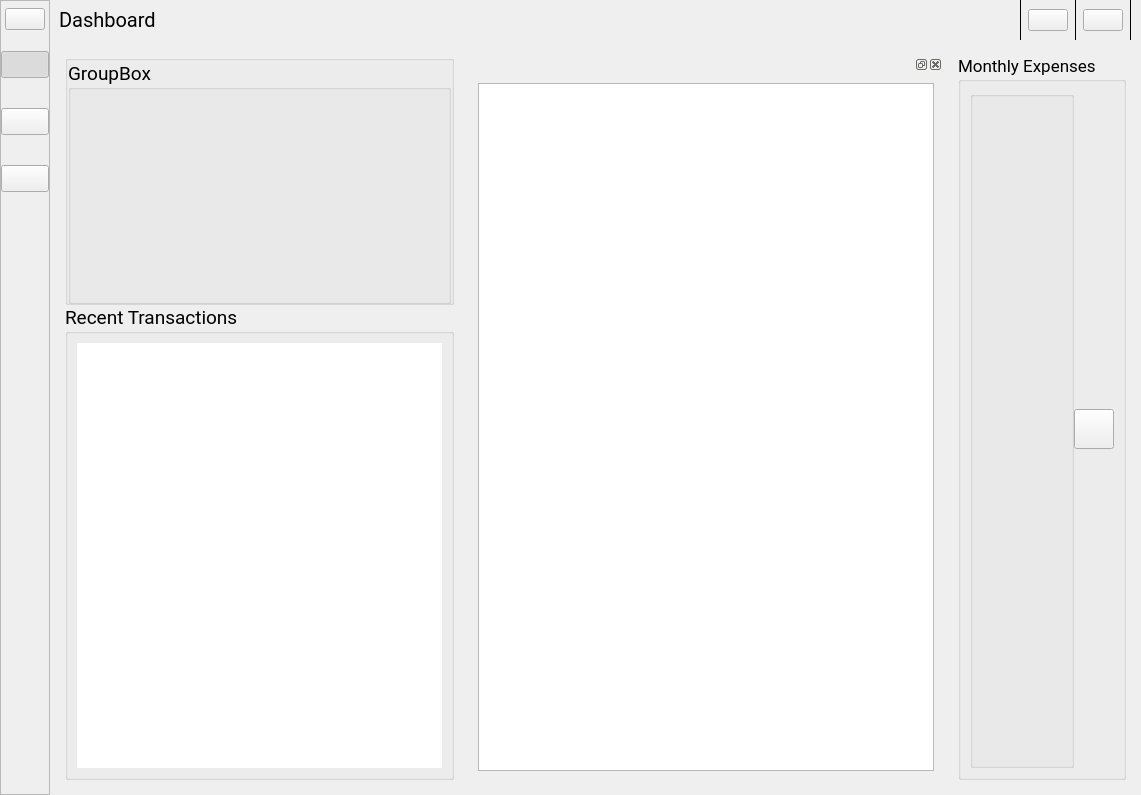
The window that skeletons/MainWindow.ui (opierre/Budgetter) describes before a commit, drawn with Qt 5.
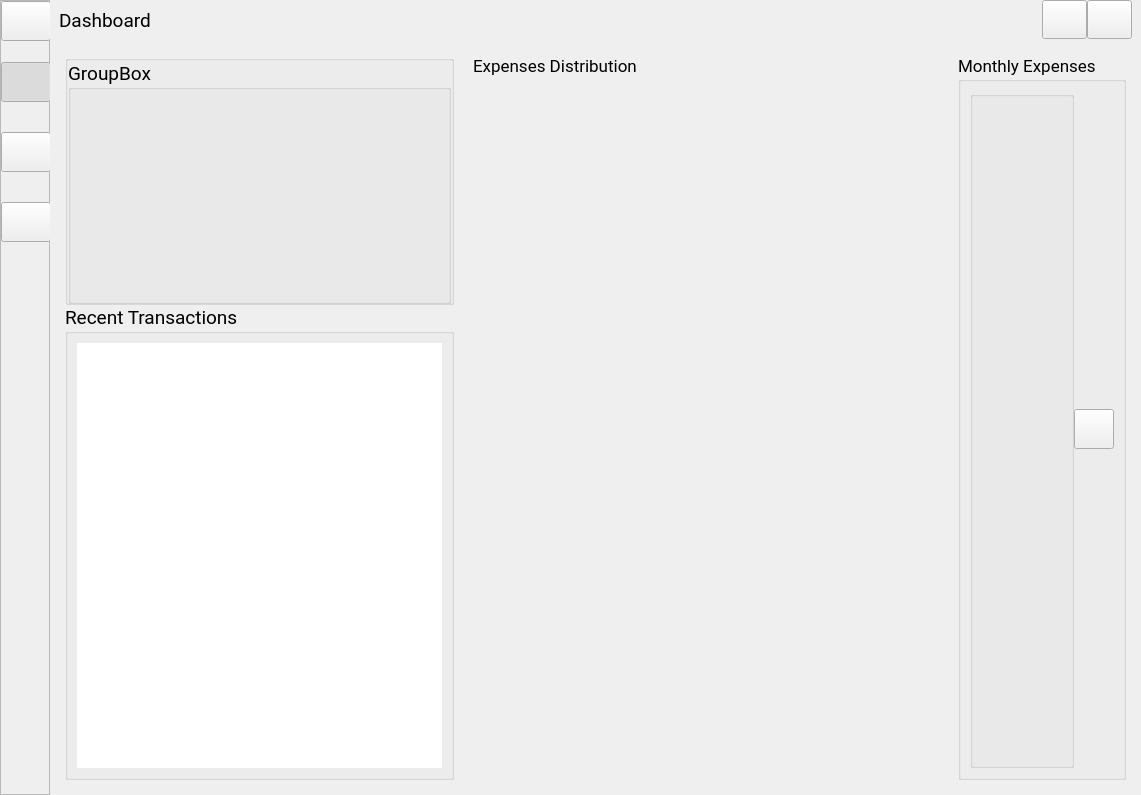
The same window after the commit. Icons and pictures are not drawn. Custom widgets are drawn as their Qt base class.

Commit message: Update drawer icons + QDockWidget appearance

Patch:
```diff
--- a/skeletons/MainWindow.ui
+++ b/skeletons/MainWindow.ui
@@ -522,11 +522,26 @@
        </property>
        <item row="0" column="2" rowspan="3">
         <widget class="QDockWidget" name="monthlyExpenses">
+         <property name="font">
+          <font>
+           <family>Roboto</family>
+           <pointsize>13</pointsize>
+          </font>
+         </property>
+         <property name="features">
+          <set>QDockWidget::NoDockWidgetFeatures</set>
+         </property>
+         <property name="allowedAreas">
+          <set>Qt::NoDockWidgetArea</set>
+         </property>
+         <property name="windowTitle">
+          <string>Expenses Distribution</string>
+         </property>
          <widget class="QWidget" name="dockWidgetContents">
           <layout class="QGridLayout" name="gridLayout_9">
-           <item row="0" column="0">
-            <widget class="QListView" name="listView"/>
-           </item>
+           <property name="topMargin">
+            <number>0</number>
+           </property>
           </layout>
          </widget>
         </widget>
@@ -811,6 +826,9 @@
       </size>
      </property>
      <layout class="QHBoxLayout" name="horizontalLayout">
+      <property name="spacing">
+       <number>0</number>
+      </property>
       <property name="topMargin">
        <number>0</number>
       </property>
@@ -822,7 +840,7 @@
         <property name="font">
          <font>
           <family>Roboto</family>
-          <pointsize>15</pointsize>
+          <pointsize>14</pointsize>
          </font>
         </property>
         <property name="text">
@@ -843,18 +861,20 @@
         </property>
        </spacer>
       </item>
-      <item>
-       <widget class="Line" name="line">
-        <property name="frameShadow">
-         <enum>QFrame::Plain</enum>
-        </property>
-        <property name="orientation">
-         <enum>Qt::Vertical</enum>
-        </property>
-       </widget>
-      </item>
       <item>
        <widget class="QPushButton" name="alerts">
+        <property name="minimumSize">
+         <size>
+          <width>45</width>
+          <height>39</height>
+         </size>
+        </property>
+        <property name="maximumSize">
+         <size>
+          <width>45</width>
+          <height>39</height>
+         </size>
+        </property>
         <property name="cursor">
          <cursorShape>PointingHandCursor</cursorShape>
         </property>
@@ -870,24 +890,26 @@
         </property>
         <property name="iconSize">
          <size>
-          <width>22</width>
-          <height>22</height>
+          <width>24</width>
+          <height>24</height>
          </size>
         </property>
        </widget>
       </item>
-      <item>
-       <widget class="Line" name="line_2">
-        <property name="frameShadow">
-         <enum>QFrame::Plain</enum>
-        </property>
-        <property name="orientation">
-         <enum>Qt::Vertical</enum>
-        </property>
-       </widget>
-      </item>
       <item>
        <widget class="QPushButton" name="settings">
+        <property name="minimumSize">
+         <size>
+          <width>45</width>
+          <height>39</height>
+         </size>
+        </property>
+        <property name="maximumSize">
+         <size>
+          <width>45</width>
+          <height>39</height>
+         </size>
+        </property>
         <property name="cursor">
          <cursorShape>PointingHandCursor</cursorShape>
         </property>
@@ -903,22 +925,12 @@
         </property>
         <property name="iconSize">
          <size>
-          <width>22</width>
-          <height>22</height>
+          <width>24</width>
+          <height>24</height>
          </size>
         </property>
        </widget>
       </item>
-      <item>
-       <widget class="Line" name="line_3">
-        <property name="frameShadow">
-         <enum>QFrame::Plain</enum>
-        </property>
-        <property name="orientation">
-         <enum>Qt::Vertical</enum>
-        </property>
-       </widget>
-      </item>
      </layout>
     </widget>
    </item>
@@ -968,7 +980,7 @@
           <number>0</number>
          </property>
          <property name="topMargin">
-          <number>7</number>
+          <number>0</number>
          </property>
          <property name="rightMargin">
           <number>0</number>
@@ -978,21 +990,23 @@
          </property>
          <item row="1" column="0" colspan="2">
           <layout class="QHBoxLayout" name="horizontalLayout_2">
-           <item>
-            <spacer name="horizontalSpacer_4">
-             <property name="orientation">
-              <enum>Qt::Horizontal</enum>
-             </property>
-             <property name="sizeHint" stdset="0">
-              <size>
-               <width>40</width>
-               <height>20</height>
-              </size>
-             </property>
-            </spacer>
-           </item>
+           <property name="spacing">
+            <number>0</number>
+           </property>
            <item>
             <widget class="QPushButton" name="menu">
+             <property name="minimumSize">
+              <size>
+               <width>50</width>
+               <height>40</height>
+              </size>
+             </property>
+             <property name="maximumSize">
+              <size>
+               <width>50</width>
+               <height>40</height>
+              </size>
+             </property>
              <property name="cursor">
               <cursorShape>PointingHandCursor</cursorShape>
              </property>
@@ -1014,19 +1028,6 @@
              </property>
             </widget>
            </item>
-           <item>
-            <spacer name="horizontalSpacer_3">
-             <property name="orientation">
-              <enum>Qt::Horizontal</enum>
-             </property>
-             <property name="sizeHint" stdset="0">
-              <size>
-               <width>40</width>
-               <height>20</height>
-              </size>
-             </property>
-            </spacer>
-           </item>
           </layout>
          </item>
          <item row="3" column="0" colspan="2">
@@ -1038,11 +1039,17 @@
             <number>15</number>
            </property>
            <item>
-            <widget class="QPushButton" name="pushButtonHome">
+            <widget class="QPushButton" name="menuDashboard">
+             <property name="minimumSize">
+              <size>
+               <width>50</width>
+               <height>40</height>
+              </size>
+             </property>
              <property name="maximumSize">
               <size>
                <width>50</width>
-               <height>34</height>
+               <height>40</height>
               </size>
              </property>
              <property name="font">
@@ -1079,11 +1086,17 @@
             </widget>
            </item>
            <item>
-            <widget class="QPushButton" name="pushButtonManage">
+            <widget class="QPushButton" name="menuGraph">
+             <property name="minimumSize">
+              <size>
+               <width>50</width>
+               <height>40</height>
+              </size>
+             </property>
              <property name="maximumSize">
               <size>
                <width>50</width>
-               <height>34</height>
+               <height>40</height>
               </size>
              </property>
              <property name="font">
@@ -1107,8 +1120,8 @@
              </property>
              <property name="iconSize">
               <size>
-               <width>28</width>
-               <height>28</height>
+               <width>24</width>
+               <height>24</height>
               </size>
              </property>
              <property name="checkable">
@@ -1117,11 +1130,17 @@
             </widget>
            </item>
            <item>
-            <widget class="QPushButton" name="pushButtonAnalytics">
+            <widget class="QPushButton" name="menuInsights">
+             <property name="minimumSize">
+              <size>
+               <width>50</width>
+               <height>40</height>
+              </size>
+             </property>
              <property name="maximumSize">
               <size>
                <width>50</width>
-               <height>34</height>
+               <height>40</height>
               </size>
              </property>
              <property name="font">
@@ -1145,8 +1164,8 @@
              </property>
              <property name="iconSize">
               <size>
-               <width>28</width>
-               <height>28</height>
+               <width>24</width>
+               <height>24</height>
               </size>
              </property>
              <property name="checkable">
```
Left out of the diff: 171 changed lines with no effect on the pictures. The commit also changes 19 other files.
